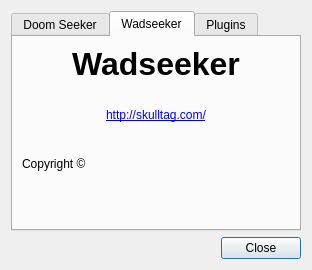
Old version of the form src/gui/aboutDlg.ui in the repository Destroyerrrocket/doomseeker-unofficial.
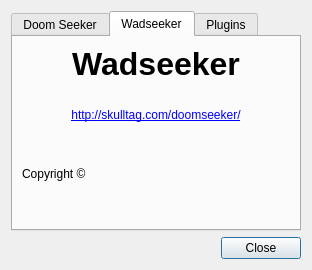
New version of the form. The open tabs and pages were chosen to show the change.

Diff of the .ui file:
```diff
--- a/src/gui/aboutDlg.ui
+++ b/src/gui/aboutDlg.ui
@@ -155,9 +155,9 @@
         </widget>
        </item>
        <item>
-        <widget class="QLabel" name="label_7" >
-         <property name="text" >
-          <string>&lt;a href="http://skulltag.com/">http://skulltag.com/&lt;/a></string>
+        <widget class="QLabel" name="label_7">
+         <property name="text">
+          <string>&lt;a href=&quot;http://skulltag.com/doomseeker&quot;&gt;http://skulltag.com/doomseeker/&lt;/a&gt;</string>
          </property>
          <property name="alignment" >
           <set>Qt::AlignHCenter|Qt::AlignTop</set>
@@ -174,6 +174,9 @@
            <property name="text" >
             <string>Copyright ©</string>
            </property>
+           <property name="alignment">
+            <set>Qt::AlignBottom|Qt::AlignLeading|Qt::AlignLeft</set>
+           </property>
           </widget>
          </item>
          <item>
```
Left out of the diff: 213 changed lines with no effect on the pictures.
